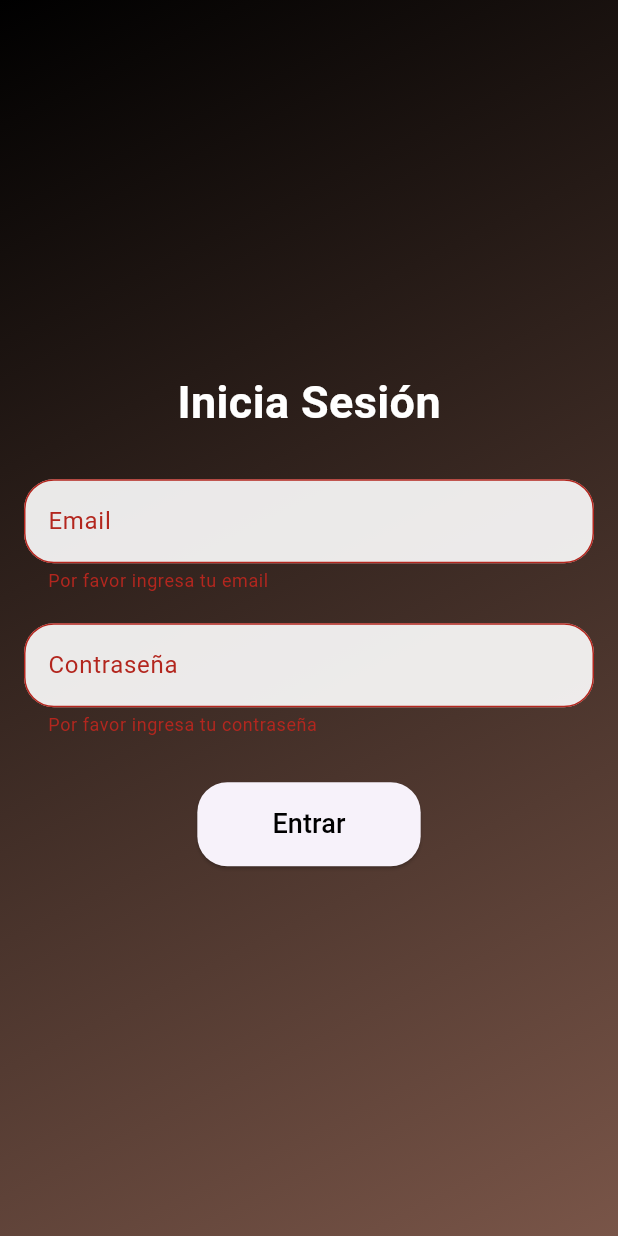
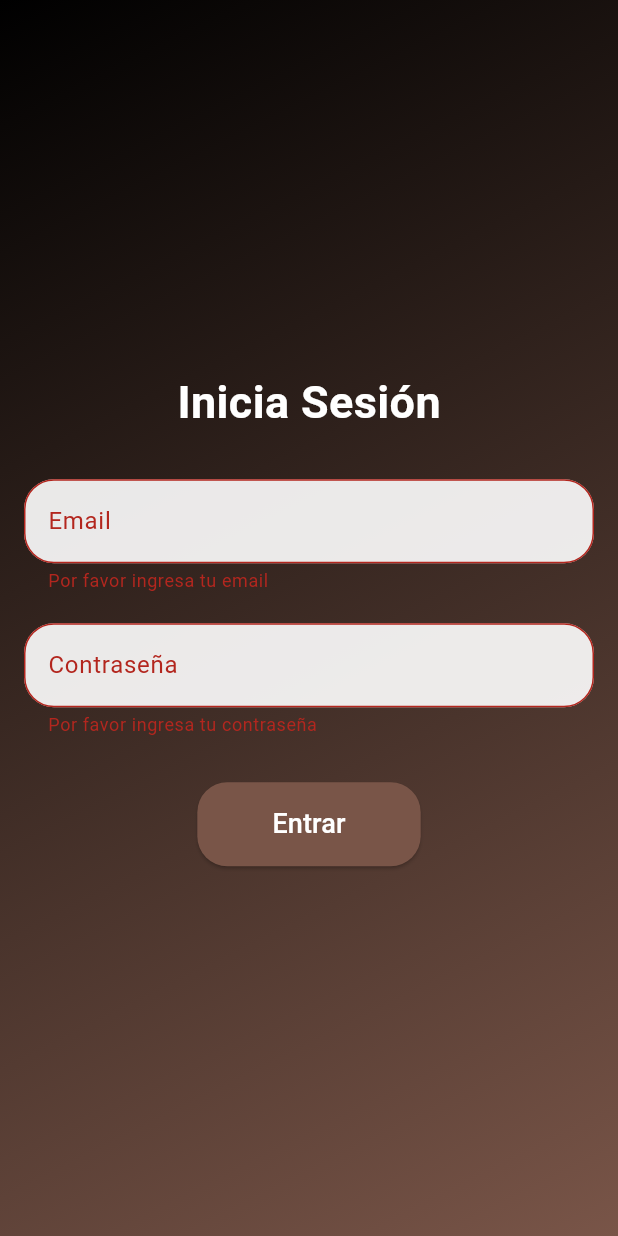
Before and after one commit to HerminioEz/HMI, a Flutter app: the screen it shows after launch, after a tap on "Entrar", on a phone screen of 412 x 824 dp. Run offline on Flutter 3.47's test engine with Material 3 defaults, Android fonts, the phone set to English and light mode, and no system bars.

Commit message:
Casi terminado
Está abierto a cualquier cambio.

```diff
--- a/hmi_1/lib/login_screen.dart
+++ b/hmi_1/lib/login_screen.dart
@@ -2,6 +2,9 @@ import 'package:flutter/material.dart';
 import 'main_screen.dart';
 import 'dart:convert';
 import 'package:flutter/services.dart' show rootBundle;
+
+// Variable global para almacenar el usuario autenticado
+String? currentUserEmail;
 
 class LoginScreen extends StatefulWidget {
   @override
@@ -36,6 +39,7 @@ class LoginScreenState extends State<LoginScreen> {
     if (formKey.currentState!.validate()) {
       formKey.currentState!.save();
       if (users.containsKey(email) && users[email] == password) {
+        currentUserEmail = email;
         Navigator.of(context).pushReplacement(
           MaterialPageRoute(builder: (context) => MainScreen()),
         );
@@ -103,7 +107,7 @@ class LoginScreenState extends State<LoginScreen> {
                       return null;
                     },
                     onSaved: (value) {
-                      email = value ?? ''; // Maneja el caso de null
+                      email = value ?? '';
                     },
                   ),
                   SizedBox(height: 20),
@@ -124,12 +128,13 @@ class LoginScreenState extends State<LoginScreen> {
                       return null;
                     },
                     onSaved: (value) {
-                      password = value ?? ''; // Maneja el caso de null
+                      password = value ?? '';
                     },
                   ),
                   SizedBox(height: 30),
                   ElevatedButton(
                     style: ElevatedButton.styleFrom(
+                      backgroundColor: Colors.brown,
                       shape: RoundedRectangleBorder(
                         borderRadius: BorderRadius.circular(20),
                       ),
@@ -139,8 +144,7 @@ class LoginScreenState extends State<LoginScreen> {
                     onPressed: _submit,
                     child: Text(
                       'Entrar',
-                      style: TextStyle(
-                          fontSize: 18, color: Color.fromARGB(255, 0, 0, 0)),
+                      style: TextStyle(fontSize: 18, color: Colors.white),
                     ),
                   ),
                 ],
--- a/hmi_1/lib/main.dart
+++ b/hmi_1/lib/main.dart
@@ -8,7 +8,7 @@ class MyApp extends StatelessWidget {
   Widget build(BuildContext context) {
     return MaterialApp(
       debugShowCheckedModeBanner: false,
-      title: 'Flutter App',
+      title: 'VINILOS HT',
       theme: ThemeData(
         primarySwatch: Colors.blue,
       ),
--- a/hmi_1/lib/welcome_screen.dart
+++ b/hmi_1/lib/welcome_screen.dart
@@ -25,7 +25,7 @@ class WelcomeScreenState extends State<WelcomeScreen> {
         fit: StackFit.expand,
         children: [
           Image.asset(
-            'assets/download.jpeg',
+            'assets/w_s.jpg',
             fit: BoxFit.cover,
           ),
           Container(
@@ -45,14 +45,21 @@ class WelcomeScreenState extends State<WelcomeScreen> {
               mainAxisAlignment: MainAxisAlignment.center,
               children: [
                 Text(
-                  'VINILOS_HT',
+                  'VINILOS HT',
                   style: TextStyle(
-                    fontSize: 40,
+                    fontSize: 50,
                     fontWeight: FontWeight.bold,
                     foreground: Paint()
                       ..shader = LinearGradient(
-                        colors: [Colors.white, Colors.brown],
-                      ).createShader(Rect.fromLTWH(0, 0, 200, 70)),
+                        colors: [Colors.white, Colors.blue, Colors.grey],
+                      ).createShader(Rect.fromLTWH(0, 0, 300, 70)),
+                    shadows: [
+                      Shadow(
+                        blurRadius: 10.0,
+                        color: Colors.black54,
+                        offset: Offset(5.0, 5.0),
+                      ),
+                    ],
                   ),
                 ),
                 SizedBox(height: 30),
--- a/hmi_1/pubspec.yaml
+++ b/hmi_1/pubspec.yaml
@@ -1,7 +1,7 @@
 name: vinyls
 description: Our new application project
 
-publish_to: 'none' # Remove this line if you wish to publish to pub.dev
+publish_to: 'none'
 
 version: 0.0.1+1
 
@@ -24,6 +24,6 @@ dev_dependencies:
 flutter:
   uses-material-design: true
   assets:
-    - assets/download.jpeg
+    - assets/w_s.jpg
     - assets/m_b.jpg
     - assets/data.json
```
Also changed, not shown: hmi_1/assets/data.json (+5 -5 lines), hmi_1/lib/main_screen.dart (+23 -7 lines), hmi_1/lib/profile_screen.dart (+21 -8 lines), hmi_1/assets/download.jpeg (deleted), hmi_1/assets/w_s.jpg (added).
